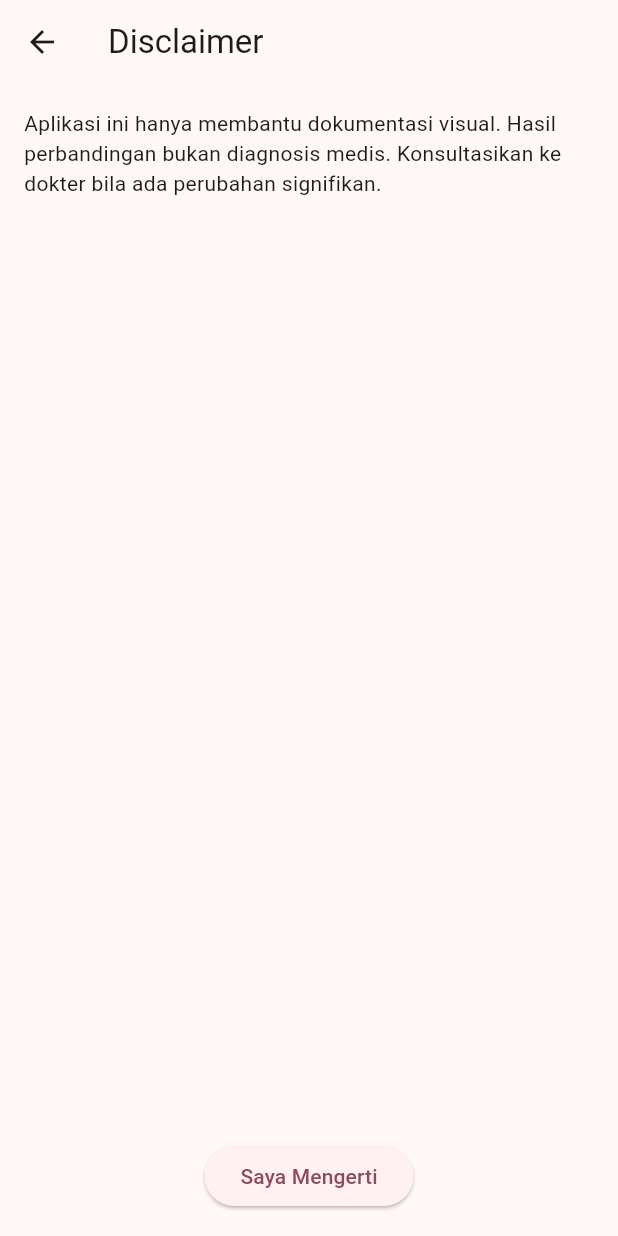
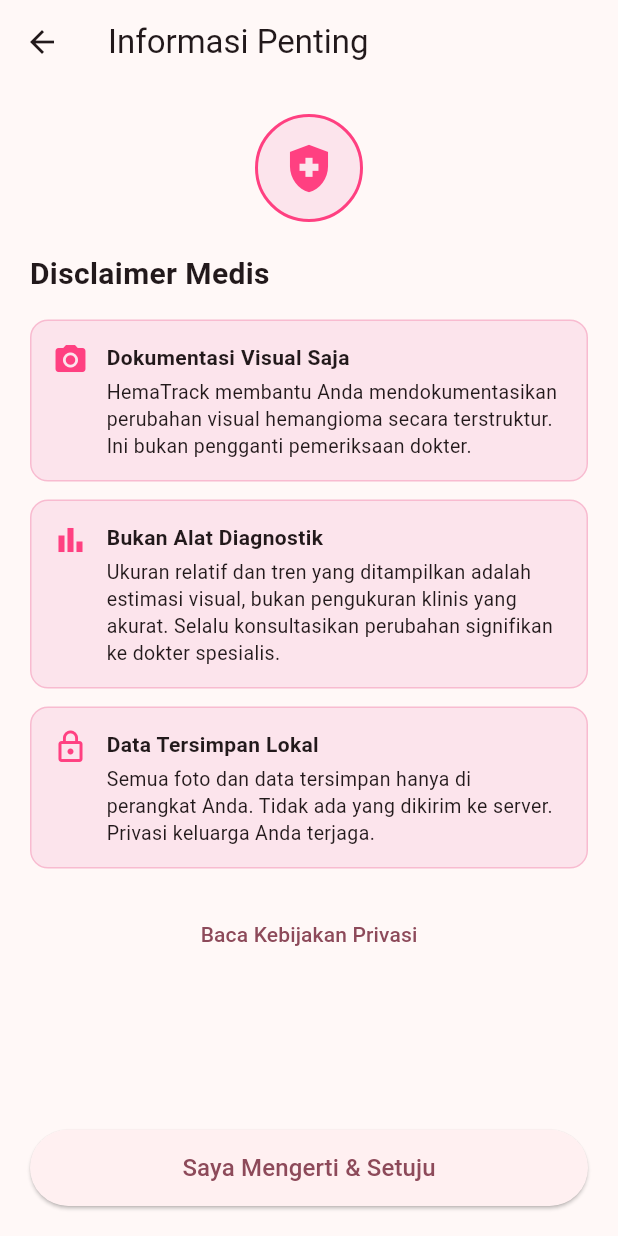
Before and after one commit to mcieyelashes-boop/hematrack1, a Flutter app: the OnboardingDisclaimerScreen screen opened directly, on a phone screen of 412 x 824 dp. Run offline on Flutter 3.47's test engine with Material 3 defaults, Android fonts, the phone set to English and light mode, and no system bars; our stand-ins replace camera, fl_chart, flutter_local_notifications, pdf, printing.

Commit message:
feat: app icon, splash screen, privacy policy, hapus dead code
- assets/images/: app_icon.png (1024x1024), splash.png, adaptive icon
- pubspec.yaml: tambah flutter_launcher_icons + flutter_native_splash (dev deps),
  konfigurasi icon adaptive Android + iOS, splash putih/pink
- codemagic.yaml: jalankan dart run flutter_launcher_icons +
  flutter_native_splash:create di semua 3 workflows setelah pub get
- privacy_policy_screen.dart: kebijakan privasi lengkap (offline-first,
  tidak ada data dikirim, disclaimer medis, kontak)
- onboarding_disclaimer_screen.dart: redesign dengan 3 info card, link ke
  privacy policy, tombol "Saya Mengerti & Setuju"
- child_list_screen.dart: AppBar menu (⋮) dengan Disclaimer + Kebijakan Privasi
- hapus lib/screens/home_screen.dart (stub mati tidak diperlukan)

```diff
--- a/codemagic.yaml
+++ b/codemagic.yaml
@@ -7,6 +7,8 @@ workflows:
     scripts:
       - flutter create .
       - flutter pub get
+      - dart run flutter_launcher_icons
+      - dart run flutter_native_splash:create
       - |
         python3 - <<'PY'
         from pathlib import Path
@@ -71,6 +73,8 @@ workflows:
     scripts:
       - flutter create .
       - flutter pub get
+      - dart run flutter_launcher_icons
+      - dart run flutter_native_splash:create
       - |
         python3 - <<'PY'
         import os, base64
@@ -211,6 +215,8 @@ if (kpFile.exists()) { kpFile.reader().use { keystoreProps.load(it) } }
     scripts:
       - flutter create .
       - flutter pub get
+      - dart run flutter_launcher_icons
+      - dart run flutter_native_splash:create
       - |
         python3 - <<'PY'
         from pathlib import Path
--- a/lib/screens/onboarding_disclaimer_screen.dart
+++ b/lib/screens/onboarding_disclaimer_screen.dart
@@ -1,4 +1,6 @@
 import 'package:flutter/material.dart';
+
+import 'privacy_policy_screen.dart';
 
 class OnboardingDisclaimerScreen extends StatelessWidget {
   const OnboardingDisclaimerScreen({super.key});
@@ -6,25 +8,132 @@ class OnboardingDisclaimerScreen extends StatelessWidget {
   @override
   Widget build(BuildContext context) {
     return Scaffold(
-      appBar: AppBar(title: const Text('Disclaimer')),
+      appBar: AppBar(title: const Text('Informasi Penting')),
       body: Padding(
-        padding: const EdgeInsets.all(16),
+        padding: const EdgeInsets.all(20),
         child: Column(
           children: [
-            const Expanded(
+            Expanded(
               child: SingleChildScrollView(
-                child: Text(
-                  'Aplikasi ini hanya membantu dokumentasi visual. Hasil perbandingan bukan diagnosis medis. Konsultasikan ke dokter bila ada perubahan signifikan.',
+                child: Column(
+                  crossAxisAlignment: CrossAxisAlignment.start,
+                  children: [
+                    Center(
+                      child: Container(
+                        width: 72,
+                        height: 72,
+                        decoration: BoxDecoration(
+                          color: Colors.pink.shade50,
+                          shape: BoxShape.circle,
+                          border: Border.all(
+                              color: Colors.pinkAccent, width: 2),
+                        ),
+                        child: const Icon(Icons.health_and_safety,
+                            size: 38, color: Colors.pinkAccent),
+                      ),
+                    ),
+                    const SizedBox(height: 20),
+                    const Text(
+                      'Disclaimer Medis',
+                      style: TextStyle(
+                          fontSize: 20, fontWeight: FontWeight.bold),
+                      textAlign: TextAlign.center,
+                    ),
+                    const SizedBox(height: 16),
+                    _InfoCard(
+                      icon: Icons.photo_camera,
+                      title: 'Dokumentasi Visual Saja',
+                      body:
+                          'HemaTrack membantu Anda mendokumentasikan perubahan visual hemangioma secara terstruktur. '
+                          'Ini bukan pengganti pemeriksaan dokter.',
+                    ),
+                    const SizedBox(height: 12),
+                    _InfoCard(
+                      icon: Icons.bar_chart,
+                      title: 'Bukan Alat Diagnostik',
+                      body:
+                          'Ukuran relatif dan tren yang ditampilkan adalah estimasi visual, '
+                          'bukan pengukuran klinis yang akurat. Selalu konsultasikan perubahan signifikan ke dokter spesialis.',
+                    ),
+                    const SizedBox(height: 12),
+                    _InfoCard(
+                      icon: Icons.lock_outline,
+                      title: 'Data Tersimpan Lokal',
+                      body:
+                          'Semua foto dan data tersimpan hanya di perangkat Anda. '
+                          'Tidak ada yang dikirim ke server. Privasi keluarga Anda terjaga.',
+                    ),
+                    const SizedBox(height: 20),
+                    Center(
+                      child: TextButton(
+                        onPressed: () => Navigator.push(
+                          context,
+                          MaterialPageRoute(
+                              builder: (_) =>
+                                  const PrivacyPolicyScreen()),
+                        ),
+                        child: const Text('Baca Kebijakan Privasi'),
+                      ),
+                    ),
+                  ],
                 ),
               ),
             ),
-            ElevatedButton(
-              onPressed: () => Navigator.pop(context),
-              child: const Text('Saya Mengerti'),
-            )
+            const SizedBox(height: 16),
+            SizedBox(
+              width: double.infinity,
+              child: ElevatedButton(
+                style: ElevatedButton.styleFrom(
+                  padding: const EdgeInsets.symmetric(vertical: 14),
+                ),
+                onPressed: () => Navigator.pop(context),
+                child: const Text('Saya Mengerti & Setuju',
+                    style: TextStyle(fontSize: 16)),
+              ),
+            ),
           ],
         ),
       ),
     );
   }
 }
+
+class _InfoCard extends StatelessWidget {
+  final IconData icon;
+  final String title;
+  final String body;
+  const _InfoCard(
+      {required this.icon, required this.title, required this.body});
+
+  @override
+  Widget build(BuildContext context) {
+    return Container(
+      padding: const EdgeInsets.all(14),
+      decoration: BoxDecoration(
+        color: Colors.pink.shade50,
+        borderRadius: BorderRadius.circular(12),
+        border: Border.all(color: Colors.pink.shade100),
+      ),
+      child: Row(
+        crossAxisAlignment: CrossAxisAlignment.start,
+        children: [
+          Icon(icon, color: Colors.pinkAccent, size: 24),
+          const SizedBox(width: 12),
+          Expanded(
+            child: Column(
+              crossAxisAlignment: CrossAxisAlignment.start,
+              children: [
+                Text(title,
+                    style: const TextStyle(
+                        fontWeight: FontWeight.bold, fontSize: 14)),
+                const SizedBox(height: 4),
+                Text(body,
+                    style: const TextStyle(fontSize: 13, height: 1.4)),
+              ],
+            ),
+          ),
+        ],
+      ),
+    );
+  }
+}
--- /dev/null
+++ b/lib/screens/privacy_policy_screen.dart
@@ -0,0 +1,131 @@
+import 'package:flutter/material.dart';
+import 'package:intl/intl.dart';
+
+class PrivacyPolicyScreen extends StatelessWidget {
+  const PrivacyPolicyScreen({super.key});
+
+  @override
+  Widget build(BuildContext context) {
+    return Scaffold(
+      appBar: AppBar(title: const Text('Kebijakan Privasi')),
+      body: SingleChildScrollView(
+        padding: const EdgeInsets.all(20),
+        child: Column(
+          crossAxisAlignment: CrossAxisAlignment.start,
+          children: [
+            Text(
+              'Kebijakan Privasi HemaTrack',
+              style: Theme.of(context)
+                  .textTheme
+                  .headlineSmall
+                  ?.copyWith(fontWeight: FontWeight.bold),
+            ),
+            const SizedBox(height: 4),
+            Text(
+              'Terakhir diperbarui: ${DateFormat('dd MMMM yyyy', 'id').format(DateTime(2025, 6, 1))}',
+              style: const TextStyle(color: Colors.grey, fontSize: 13),
+            ),
+            const SizedBox(height: 20),
+            _Section(
+              title: '1. Pendahuluan',
+              body:
+                  'HemaTrack ("Aplikasi") adalah aplikasi monitoring visual hemangioma anak yang beroperasi sepenuhnya secara offline di perangkat Anda. '
+                  'Kebijakan privasi ini menjelaskan bagaimana kami menangani informasi Anda.',
+            ),
+            _Section(
+              title: '2. Data yang Dikumpulkan',
+              body:
+                  'HemaTrack menyimpan data berikut HANYA di perangkat Anda:\n\n'
+                  '• Profil anak (nama, tanggal lahir)\n'
+                  '• Foto hemangioma (baseline dan follow-up)\n'
+                  '• Catatan area hemangioma\n'
+                  '• Data tren ukuran relatif\n\n'
+                  'Tidak ada data yang dikirim ke server kami atau pihak ketiga.',
+            ),
+            _Section(
+              title: '3. Penyimpanan Data',
+              body:
+                  'Seluruh data disimpan secara lokal di direktori dokumen aplikasi pada perangkat Anda. '
+                  'Data tidak tersinkronisasi ke cloud dan tidak dapat diakses oleh kami atau pihak lain.\n\n'
+                  'Menghapus aplikasi akan menghapus semua data secara permanen. '
+                  'Kami menyarankan untuk melakukan backup foto secara manual ke penyimpanan eksternal.',
+            ),
+            _Section(
+              title: '4. Izin yang Diperlukan',
+              body:
+                  'Aplikasi memerlukan izin berikut:\n\n'
+                  '• Kamera: Untuk mengambil foto baseline dan follow-up hemangioma\n'
+                  '• Notifikasi: Untuk pengingat follow-up mingguan (opsional)\n\n'
+                  'Izin kamera hanya aktif saat layar kamera terbuka.',
+            ),
+            _Section(
+              title: '5. Disclaimer Medis',
+              body:
+                  'HemaTrack adalah alat bantu dokumentasi visual BUKAN alat diagnostik medis. '
+                  'Informasi dalam aplikasi ini tidak menggantikan konsultasi dengan dokter spesialis. '
+                  'Selalu konsultasikan kondisi anak Anda kepada dokter yang berwenang.',
+            ),
+            _Section(
+              title: '6. Anak-anak',
+              body:
+                  'Aplikasi ini dirancang untuk digunakan oleh orang tua atau wali dalam memantau kondisi medis anak. '
+                  'Orang tua/wali bertanggung jawab atas penggunaan aplikasi dan keamanan data anak.',
+            ),
+            _Section(
+              title: '7. Perubahan Kebijakan',
+              body:
+                  'Kami dapat memperbarui kebijakan privasi ini sewaktu-waktu. '
+                  'Perubahan akan diberitahukan melalui pembaruan aplikasi.',
+            ),
+            _Section(
+              title: '8. Kontak',
+              body:
+                  'Pertanyaan tentang kebijakan privasi ini dapat dikirimkan ke:\n'
+                  'hematrack.app@gmail.com',
+            ),
+            const SizedBox(height: 32),
+            Container(
+              padding: const EdgeInsets.all(16),
+              decoration: BoxDecoration(
+                color: Colors.pink.shade50,
+                borderRadius: BorderRadius.circular(12),
+                border: Border.all(color: Colors.pink.shade100),
+              ),
+              child: const Text(
+                '⚕ HemaTrack tidak menyimpan, mengirim, atau menjual data pribadi Anda '
+                'kepada siapapun. Privasi keluarga Anda adalah prioritas kami.',
+                style: TextStyle(fontSize: 13),
+                textAlign: TextAlign.center,
+              ),
+            ),
+            const SizedBox(height: 40),
+          ],
+        ),
+      ),
+    );
+  }
+}
+
+class _Section extends StatelessWidget {
+  final String title;
+  final String body;
+  const _Section({required this.title, required this.body});
+
+  @override
+  Widget build(BuildContext context) {
+    return Padding(
+      padding: const EdgeInsets.only(bottom: 20),
+      child: Column(
+        crossAxisAlignment: CrossAxisAlignment.start,
+        children: [
+          Text(title,
+              style: const TextStyle(
+                  fontSize: 15, fontWeight: FontWeight.bold)),
+          const SizedBox(height: 6),
+          Text(body,
+              style: const TextStyle(fontSize: 14, height: 1.5)),
+        ],
+      ),
+    );
+  }
+}
```
Also changed, not shown: lib/screens/child_list_screen.dart (+32 -7 lines), lib/screens/home_screen.dart (deleted, +0 -11 lines), pubspec.yaml (+30 -0 lines), assets/images/app_icon.png (added), assets/images/app_icon_bg.png (added), assets/images/app_icon_foreground.png (added), assets/images/splash.png (added).
